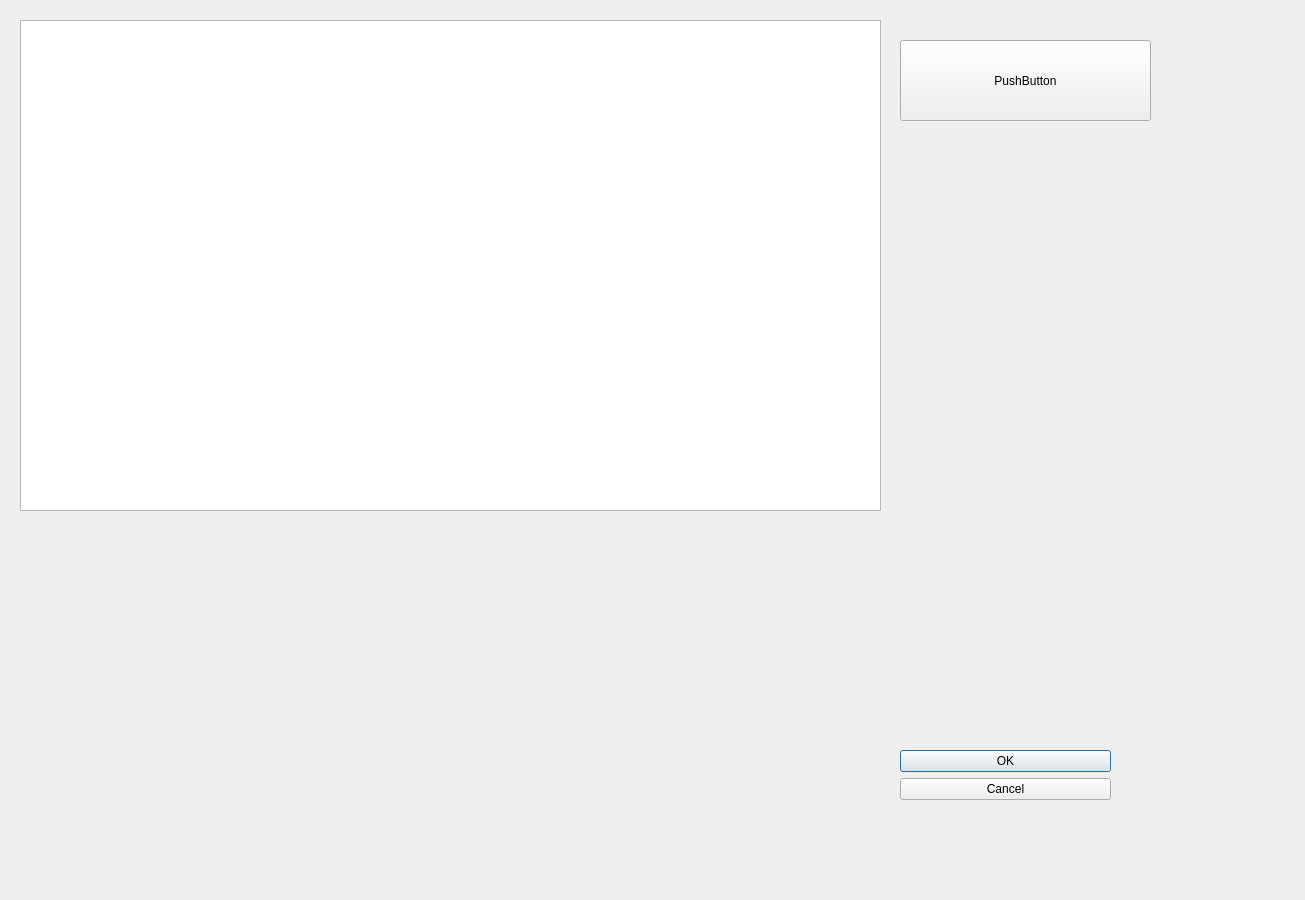
The window that ui/main_window.ui (HyeonjunShin/genic_poc) describes before a commit, drawn with Qt 5.
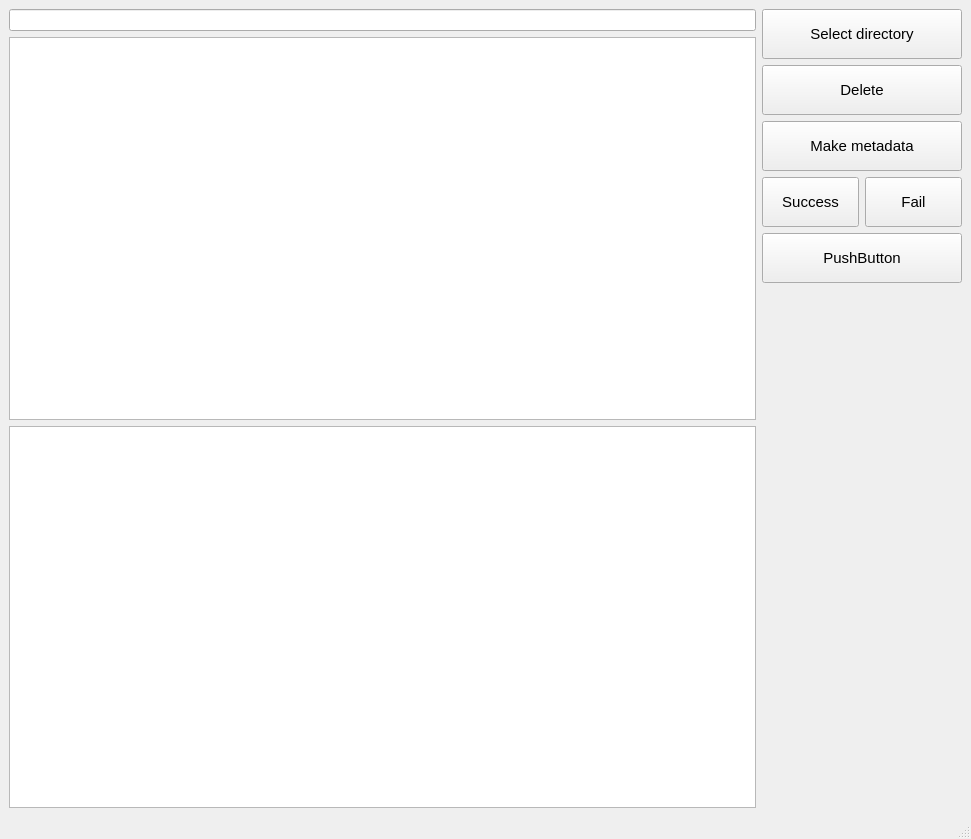
The same window after the commit.

The edit to the form file:
```diff
--- a/ui/main_window.ui
+++ b/ui/main_window.ui
@@ -1,57 +1,274 @@
 <?xml version="1.0" encoding="UTF-8"?>
 <ui version="4.0">
- <class>Dialog</class>
- <widget class="QDialog" name="Dialog">
+ <class>MainWindow</class>
+ <widget class="QMainWindow" name="MainWindow">
   <property name="geometry">
    <rect>
     <x>0</x>
     <y>0</y>
-    <width>1305</width>
-    <height>900</height>
+    <width>971</width>
+    <height>839</height>
    </rect>
   </property>
   <property name="windowTitle">
    <string>Dialog</string>
   </property>
-  <widget class="QDialogButtonBox" name="buttonBox">
-   <property name="geometry">
-    <rect>
-     <x>900</x>
-     <y>750</y>
-     <width>211</width>
-     <height>131</height>
-    </rect>
-   </property>
-   <property name="orientation">
-    <enum>Qt::Orientation::Vertical</enum>
-   </property>
-   <property name="standardButtons">
-    <set>QDialogButtonBox::StandardButton::Cancel|QDialogButtonBox::StandardButton::Ok</set>
-   </property>
+  <widget class="QWidget" name="centralwidget">
+   <layout class="QHBoxLayout" name="horizontalLayout">
+    <item>
+     <layout class="QVBoxLayout" name="verticalLayout">
+      <property name="sizeConstraint">
+       <enum>QLayout::SizeConstraint::SetMaximumSize</enum>
+      </property>
+      <item>
+       <widget class="QLineEdit" name="pathEdit">
+        <property name="enabled">
+         <bool>true</bool>
+        </property>
+        <property name="sizePolicy">
+         <sizepolicy hsizetype="Expanding" vsizetype="Fixed">
+          <horstretch>0</horstretch>
+          <verstretch>0</verstretch>
+         </sizepolicy>
+        </property>
+        <property name="minimumSize">
+         <size>
+          <width>0</width>
+          <height>20</height>
+         </size>
+        </property>
+        <property name="readOnly">
+         <bool>true</bool>
+        </property>
+       </widget>
+      </item>
+      <item>
+       <widget class="QTextEdit" name="terminalEdit">
+        <property name="sizePolicy">
+         <sizepolicy hsizetype="Expanding" vsizetype="Expanding">
+          <horstretch>0</horstretch>
+          <verstretch>0</verstretch>
+         </sizepolicy>
+        </property>
+        <property name="readOnly">
+         <bool>true</bool>
+        </property>
+       </widget>
+      </item>
+      <item>
+       <widget class="QTableView" name="tableView">
+        <property name="sizePolicy">
+         <sizepolicy hsizetype="Expanding" vsizetype="Expanding">
+          <horstretch>0</horstretch>
+          <verstretch>0</verstretch>
+         </sizepolicy>
+        </property>
+        <property name="selectionBehavior">
+         <enum>QAbstractItemView::SelectionBehavior::SelectRows</enum>
+        </property>
+        <property name="wordWrap">
+         <bool>false</bool>
+        </property>
+        <attribute name="horizontalHeaderStretchLastSection">
+         <bool>true</bool>
+        </attribute>
+       </widget>
+      </item>
+     </layout>
+    </item>
+    <item>
+     <layout class="QVBoxLayout" name="verticalLayout_2">
+      <item>
+       <widget class="QPushButton" name="selectDirectoryBtn">
+        <property name="sizePolicy">
+         <sizepolicy hsizetype="Fixed" vsizetype="Fixed">
+          <horstretch>0</horstretch>
+          <verstretch>0</verstretch>
+         </sizepolicy>
+        </property>
+        <property name="minimumSize">
+         <size>
+          <width>200</width>
+          <height>50</height>
+         </size>
+        </property>
+        <property name="baseSize">
+         <size>
+          <width>0</width>
+          <height>0</height>
+         </size>
+        </property>
+        <property name="font">
+         <font>
+          <pointsize>11</pointsize>
+          <bold>false</bold>
+         </font>
+        </property>
+        <property name="text">
+         <string>Select directory</string>
+        </property>
+       </widget>
+      </item>
+      <item>
+       <widget class="QPushButton" name="deleteButton">
+        <property name="sizePolicy">
+         <sizepolicy hsizetype="Fixed" vsizetype="Fixed">
+          <horstretch>0</horstretch>
+          <verstretch>0</verstretch>
+         </sizepolicy>
+        </property>
+        <property name="minimumSize">
+         <size>
+          <width>200</width>
+          <height>50</height>
+         </size>
+        </property>
+        <property name="baseSize">
+         <size>
+          <width>0</width>
+          <height>0</height>
+         </size>
+        </property>
+        <property name="font">
+         <font>
+          <pointsize>11</pointsize>
+          <bold>false</bold>
+         </font>
+        </property>
+        <property name="text">
+         <string>Delete</string>
+        </property>
+       </widget>
+      </item>
+      <item>
+       <widget class="QPushButton" name="makeMetadatabutton">
+        <property name="sizePolicy">
+         <sizepolicy hsizetype="Fixed" vsizetype="Fixed">
+          <horstretch>0</horstretch>
+          <verstretch>0</verstretch>
+         </sizepolicy>
+        </property>
+        <property name="minimumSize">
+         <size>
+          <width>200</width>
+          <height>50</height>
+         </size>
+        </property>
+        <property name="font">
+         <font>
+          <pointsize>11</pointsize>
+          <bold>false</bold>
+         </font>
+        </property>
+        <property name="text">
+         <string>Make metadata</string>
+        </property>
+       </widget>
+      </item>
+      <item>
+       <layout class="QHBoxLayout" name="horizontalLayout_2">
+        <item>
+         <widget class="QPushButton" name="successButton">
+          <property name="minimumSize">
+           <size>
+            <width>0</width>
+            <height>50</height>
+           </size>
+          </property>
+          <property name="font">
+           <font>
+            <pointsize>11</pointsize>
+            <bold>false</bold>
+           </font>
+          </property>
+          <property name="text">
+           <string>Success</string>
+          </property>
+         </widget>
+        </item>
+        <item>
+         <widget class="QPushButton" name="failButton">
+          <property name="minimumSize">
+           <size>
+            <width>0</width>
+            <height>50</height>
+           </size>
+          </property>
+          <property name="font">
+           <font>
+            <pointsize>11</pointsize>
+            <bold>false</bold>
+           </font>
+          </property>
+          <property name="text">
+           <string>Fail</string>
+          </property>
+         </widget>
+        </item>
+       </layout>
+      </item>
+      <item>
+       <widget class="QPushButton" name="pushButton">
+        <property name="sizePolicy">
+         <sizepolicy hsizetype="Fixed" vsizetype="Fixed">
+          <horstretch>0</horstretch>
+          <verstretch>0</verstretch>
+         </sizepolicy>
+        </property>
+        <property name="minimumSize">
+         <size>
+          <width>200</width>
+          <height>50</height>
+         </size>
+        </property>
+        <property name="baseSize">
+         <size>
+          <width>0</width>
+          <height>0</height>
+         </size>
+        </property>
+        <property name="font">
+         <font>
+          <pointsize>11</pointsize>
+          <bold>false</bold>
+         </font>
+        </property>
+        <property name="text">
+         <string>PushButton</string>
+        </property>
+       </widget>
+      </item>
+      <item>
+       <spacer name="verticalSpacer">
+        <property name="orientation">
+         <enum>Qt::Orientation::Vertical</enum>
+        </property>
+        <property name="sizeType">
+         <enum>QSizePolicy::Policy::Expanding</enum>
+        </property>
+        <property name="sizeHint" stdset="0">
+         <size>
+          <width>100</width>
+          <height>600</height>
+         </size>
+        </property>
+       </spacer>
+      </item>
+     </layout>
+    </item>
+   </layout>
   </widget>
-  <widget class="QListWidget" name="listWidget">
+  <widget class="QMenuBar" name="menubar">
    <property name="geometry">
     <rect>
-     <x>20</x>
-     <y>20</y>
-     <width>861</width>
-     <height>491</height>
+     <x>0</x>
+     <y>0</y>
+     <width>971</width>
+     <height>19</height>
     </rect>
    </property>
   </widget>
-  <widget class="QPushButton" name="pushButton">
-   <property name="geometry">
-    <rect>
-     <x>900</x>
-     <y>40</y>
-     <width>251</width>
-     <height>81</height>
-    </rect>
-   </property>
-   <property name="text">
-    <string>PushButton</string>
-   </property>
-  </widget>
+  <widget class="QStatusBar" name="statusbar"/>
  </widget>
  <resources/>
  <connections>
```
Left out of the diff: 37 changed lines with no effect on the pictures.
